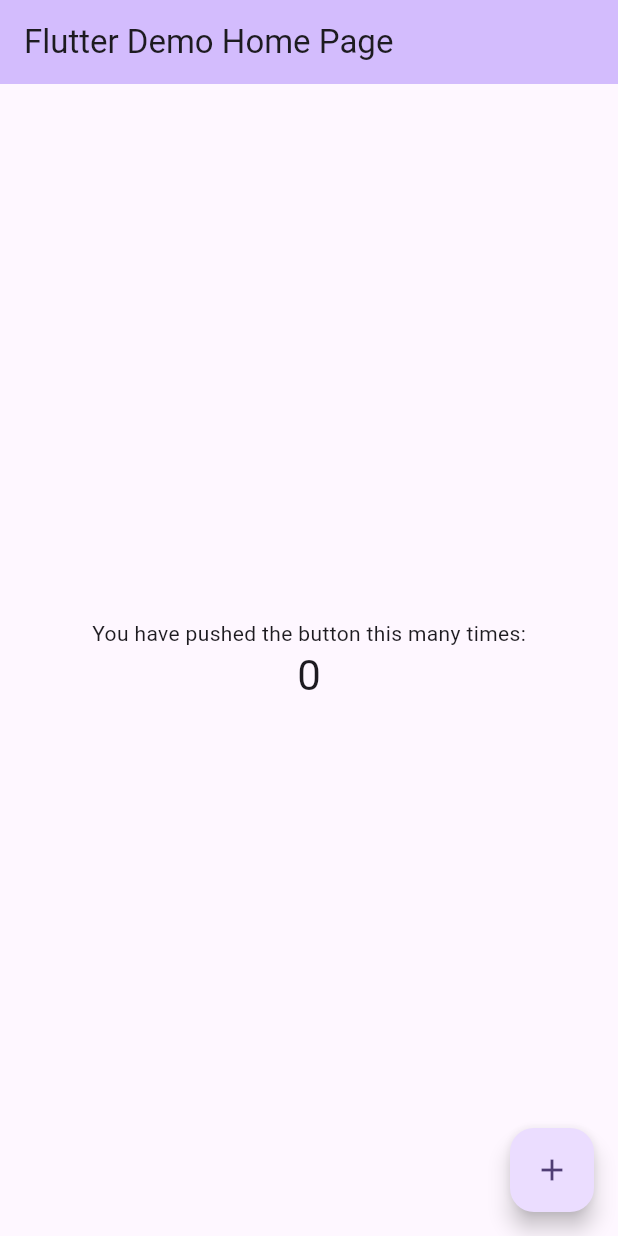
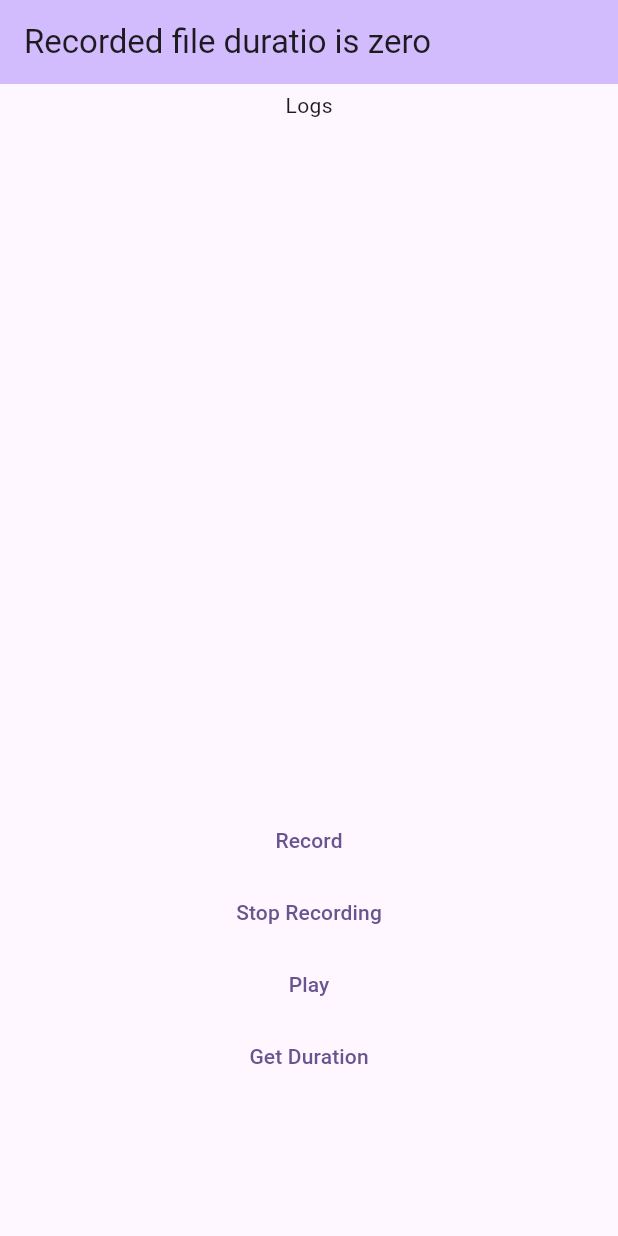
Before and after one commit to arreshashikant/buggy_repo, a Flutter app: the screen it shows after launch, on a phone screen of 412 x 824 dp. Run offline on Flutter 3.47's test engine with Material 3 defaults, Android fonts, the phone set to English and light mode, and no system bars; our stand-ins replace audioplayers; missing offline and left inert: record.

Commit message:
Sample Project setup to reproduce zero duration bug

```diff
--- a/lib/main.dart
+++ b/lib/main.dart
@@ -1,4 +1,7 @@
+import 'package:audioplayers/audioplayers.dart';
 import 'package:flutter/material.dart';
+import 'package:path_provider/path_provider.dart';
+import 'package:record/record.dart';
 
 void main() {
   runApp(const MyApp());
@@ -7,65 +10,127 @@
 class MyApp extends StatelessWidget {
   const MyApp({super.key});
 
-  // This widget is the root of your application.
   @override
   Widget build(BuildContext context) {
     return MaterialApp(
       title: 'Flutter Demo',
       theme: ThemeData(
-        // This is the theme of your application.
-        //
-        // TRY THIS: Try running your application with "flutter run". You'll see
-        // the application has a blue toolbar. Then, without quitting the app,
-        // try changing the seedColor in the colorScheme below to Colors.green
-        // and then invoke "hot reload" (save your changes or press the "hot
-        // reload" button in a Flutter-supported IDE, or press "r" if you used
-        // the command line to start the app).
-        //
-        // Notice that the counter didn't reset back to zero; the application
-        // state is not lost during the reload. To reset the state, use hot
-        // restart instead.
-        //
-        // This works for code too, not just values: Most code changes can be
-        // tested with just a hot reload.
         colorScheme: ColorScheme.fromSeed(seedColor: Colors.deepPurple),
         useMaterial3: true,
       ),
-      home: const MyHomePage(title: 'Flutter Demo Home Page'),
+      home: const MyHomePage(),
     );
   }
 }
 
 class MyHomePage extends StatefulWidget {
-  const MyHomePage({super.key, required this.title});
-
-  // This widget is the home page of your application. It is stateful, meaning
-  // that it has a State object (defined below) that contains fields that affect
-  // how it looks.
-
-  // This class is the configuration for the state. It holds the values (in this
-  // case the title) provided by the parent (in this case the App widget) and
-  // used by the build method of the State. Fields in a Widget subclass are
-  // always marked "final".
-
-  final String title;
+  const MyHomePage({super.key});
 
   @override
   State<MyHomePage> createState() => _MyHomePageState();
 }
 
 class _MyHomePageState extends State<MyHomePage> {
-  int _counter = 0;
+  List<String> logs = ["Logs"];
 
-  void _incrementCounter() {
+  // BytesBuilder bytesBuilder = BytesBuilder();
+  final recorder = AudioRecorder();
+  String? path;
+
+  void _log(String text) {
     setState(() {
-      // This call to setState tells the Flutter framework that something has
-      // changed in this State, which causes it to rerun the build method below
-      // so that the display can reflect the updated values. If we changed
-      // _counter without calling setState(), then the build method would not be
-      // called again, and so nothing would appear to happen.
-      _counter++;
+      logs.add(text);
     });
+  }
+
+  @override
+  void initState() {
+    super.initState();
+    recorder.onStateChanged().listen((event) {
+      _log(event.toString());
+    });
+  }
+
+  Widget _buildLogs() {
+    return SingleChildScrollView(
+      child: Column(
+        children: logs
+            .map((e) => Padding(
+                  padding: const EdgeInsets.fromLTRB(16, 4, 16, 4),
+                  child: Text(e),
+                ))
+            .toList(),
+      ),
+    );
+  }
+
+  Widget _buildActionButtons() {
+    return Column(
+      mainAxisAlignment: MainAxisAlignment.center,
+      crossAxisAlignment: CrossAxisAlignment.stretch,
+      children: [
+        TextButton(
+          onPressed: () async {
+            try {
+              if (!await recorder.hasPermission()) {
+                throw Exception("Please grant mic permission");
+              }
+              path =
+                  "${(await getTemporaryDirectory()).path}/${DateTime.now().millisecondsSinceEpoch}.m4a";
+              await recorder.start(const RecordConfig(), path: path!);
+              // (await recorder.startStream(RecordConfig())).listen((event) {
+              //   bytesBuilder.add(event);
+              // });
+              _log("* Record Clicked");
+            } catch (err) {
+              _log("Error $err");
+            }
+          },
+          child: const Text("Record"),
+        ),
+        TextButton(
+          onPressed: () async {
+            try {
+              await recorder.stop();
+              _log("* Stop Recording Clicked");
+            } catch (err) {
+              _log("Error $err");
+            }
+          },
+          child: const Text("Stop Recording"),
+        ),
+        TextButton(
+          onPressed: () async {
+            final player = AudioPlayer();
+            try {
+              // await player.setSourceBytes(bytesBuilder.toBytes());
+              await player.setSourceDeviceFile(path!);
+              await player.resume();
+              _log("Playing");
+            } catch (err) {
+              _log("Error $err");
+            }
+          },
+          child: const Text("Play"),
+        ),
+        TextButton(
+          onPressed: () async {
+            final player = AudioPlayer();
+            try {
+              // await player.setSourceBytes(bytesBuilder.toBytes());
+              await player.setSourceDeviceFile(path!);
+              final duration = await player.getDuration();
+              _log("Duration is $duration");
+            } catch (err) {
+              _log("Error $err");
+            } finally {
+              player.dispose();
+            }
+          },
+          child: const Text("Get Duration"),
+        ),
+      ],
+    );
   }
 
   @override
@@ -78,48 +143,17 @@
     // than having to individually change instances of widgets.
     return Scaffold(
       appBar: AppBar(
-        // TRY THIS: Try changing the color here to a specific color (to
-        // Colors.amber, perhaps?) and trigger a hot reload to see the AppBar
-        // change color while the other colors stay the same.
         backgroundColor: Theme.of(context).colorScheme.inversePrimary,
-        // Here we take the value from the MyHomePage object that was created by
-        // the App.build method, and use it to set our appbar title.
-        title: Text(widget.title),
+        title: const Text("Recorded file duratio is zero"),
       ),
-      body: Center(
-        // Center is a layout widget. It takes a single child and positions it
-        // in the middle of the parent.
-        child: Column(
-          // Column is also a layout widget. It takes a list of children and
-          // arranges them vertically. By default, it sizes itself to fit its
-          // children horizontally, and tries to be as tall as its parent.
-          //
-          // Column has various properties to control how it sizes itself and
-          // how it positions its children. Here we use mainAxisAlignment to
-          // center the children vertically; the main axis here is the vertical
-          // axis because Columns are vertical (the cross axis would be
-          // horizontal).
-          //
-          // TRY THIS: Invoke "debug painting" (choose the "Toggle Debug Paint"
-          // action in the IDE, or press "p" in the console), to see the
-          // wireframe for each widget.
-          mainAxisAlignment: MainAxisAlignment.center,
-          children: <Widget>[
-            const Text(
-              'You have pushed the button this many times:',
-            ),
-            Text(
-              '$_counter',
-              style: Theme.of(context).textTheme.headlineMedium,
-            ),
-          ],
-        ),
+      body: Column(
+        mainAxisAlignment: MainAxisAlignment.center,
+        crossAxisAlignment: CrossAxisAlignment.center,
+        children: <Widget>[
+          Expanded(child: _buildLogs()),
+          Expanded(child: _buildActionButtons()),
+        ],
       ),
-      floatingActionButton: FloatingActionButton(
-        onPressed: _incrementCounter,
-        tooltip: 'Increment',
-        child: const Icon(Icons.add),
-      ), // This trailing comma makes auto-formatting nicer for build methods.
     );
   }
 }
--- a/pubspec.yaml
+++ b/pubspec.yaml
@@ -34,7 +34,9 @@ dependencies:
 
   # The following adds the Cupertino Icons font to your application.
   # Use with the CupertinoIcons class for iOS style icons.
-  cupertino_icons: ^1.0.2
+  record: ^5.0.1
+  audioplayers: ^5.2.1
+  path_provider: ^2.1.1
 
 dev_dependencies:
   flutter_test:
```
Also changed, not shown: pubspec.lock, 12 other files.
